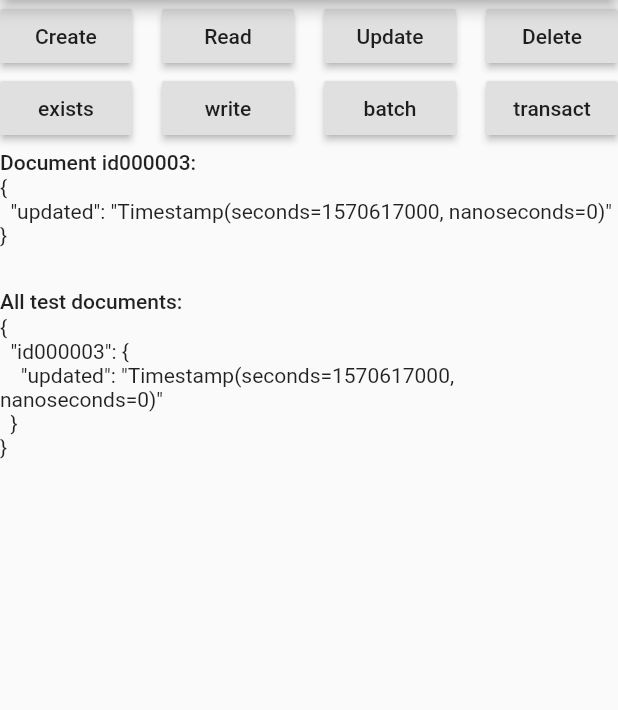
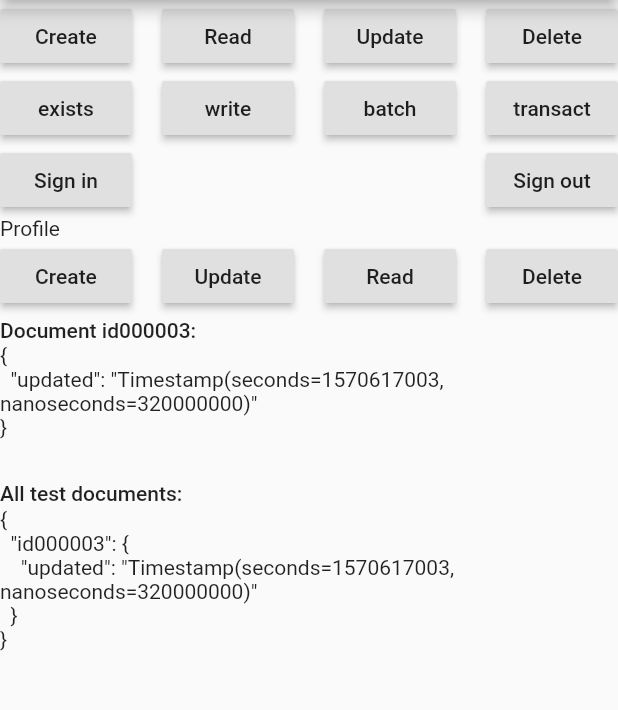
Before and after one commit to jifalops/anyfirebase, a Flutter app: the TestPage screen opened by its route, after a tap on "Create", after a tap on "Update", on a phone screen of 412 x 824 dp, the part 84-794 px from its top. Run offline on Flutter 3.47's test engine with Material 2 defaults, Android fonts, the phone set to English and light mode, and no system bars; our stand-ins replace cloud_firestore, firebase_auth, firebase_database; accounts and stored records are empty; generated files the repository leaves out were written again; statements that could not run were skipped.

Commit message:
Add profile actions to example

```diff
--- a/example/lib/main.dart
+++ b/example/lib/main.dart
@@ -2,8 +2,11 @@ import 'dart:async';
 import 'dart:convert';
 import 'package:flutter/material.dart';
 import 'package:anyfirebase/anyfirebase.dart';
+import 'package:firebase_auth/firebase_auth.dart';
 
 const appName = 'anyfirebase demo';
+
+FirebaseAuth get auth => FirebaseAuth.instance;
 
 void main() => runApp(MyApp());
 
@@ -27,7 +30,7 @@ class MyApp extends StatelessWidget {
         ),
         home: HomePage(),
         routes: {
-          'firestore': (context) =>  TestPage(FirestoreDatabase()),
+          'firestore': (context) => TestPage(FirestoreDatabase()),
           'realtime': (context) => TestPage(RealtimeDatabase()),
         });
   }
@@ -79,6 +82,7 @@ class _DatabaseTesterState extends State<DatabaseTester> {
   static const String basePath = 'tests';
   String error = '';
   String id;
+  DatabaseProfileData profileData;
 
   Data currentData;
   StreamSubscription currentDataSubscription;
@@ -200,11 +204,93 @@ class _DatabaseTesterState extends State<DatabaseTester> {
             }),
           ],
         ),
+        Row(
+          mainAxisAlignment: MainAxisAlignment.spaceBetween,
+          children: <Widget>[
+            MyButton('Sign in', () {
+              clearError();
+              auth.signInAnonymously().catchError(onError).then(showMsg);
+            }),
+            MyButton('Sign out', () {
+              clearError();
+              auth.signOut().catchError(onError).then(showMsg);
+            }),
+          ],
+        ),
+        Text('Profile'),
+        Row(
+          mainAxisAlignment: MainAxisAlignment.spaceBetween,
+          children: <Widget>[
+            MyButton('Create', () async {
+              clearError();
+              final user = await auth.currentUser();
+              if (user != null) {
+                final profile = DatabaseProfile(db, 'profiles/${user.uid}');
+                profile
+                    .create(DatabaseProfileData.fromUser(user))
+                    .catchError(onError)
+                    .then(showMsg);
+              } else {
+                showMsg('No user');
+              }
+            }),
+            MyButton('Update', () async {
+              clearError();
+              final user = await auth.currentUser();
+              if (user != null) {
+                final profile = DatabaseProfile(db, 'profiles/${user.uid}');
+                profile
+                    .updateDisplayName('John Doe')
+                    .catchError(onError)
+                    .then(showMsg);
+                profile
+                    .updatephotoUrl(
+                        'https://docs.substance3d.com/download/thumbnails/166363379/floodrandomcolor_ex2.png')
+                    .catchError(onError)
+                    .then(showMsg);
+              } else {
+                showMsg('No user');
+              }
+            }),
+            MyButton('Read', () async {
+              clearError();
+              final user = await auth.currentUser();
+              if (user != null) {
+                final profile = DatabaseProfile(db, 'profiles/${user.uid}');
+                profile.stream.first.catchError(onError).then((data) {
+                  setState(() => profileData = data);
+                  showMsg('Profile: $profile, Data: $data');
+                });
+              } else {
+                showMsg('No user');
+              }
+            }),
+            MyButton('Delete', () async {
+              clearError();
+              final user = await auth.currentUser();
+              if (user != null) {
+                final profile = DatabaseProfile(db, 'profiles/${user.uid}');
+                profile.delete().catchError(onError).then(showMsg);
+              } else {
+                showMsg('No user');
+              }
+            }),
+          ],
+        ),
         if (error.isNotEmpty)
           Container(
               child: Text(error),
               color: Colors.amber[200],
               padding: EdgeInsets.all(8)),
+        if (profileData != null)
+          Center(
+            child: Column(
+              children: <Widget>[
+                Image.network(profileData.photoUrl, height: 64, width: 64),
+                Text(profileData.displayName)
+              ],
+            ),
+          ),
         if (id != null) DataView('Document $id:', db.stream(path)),
         DataView('All test documents:', db.stream(basePath))
       ],
--- a/lib/anyfirebase.dart
+++ b/lib/anyfirebase.dart
@@ -1,3 +1,4 @@
 export 'src/database.dart';
 export 'src/firestore_database.dart';
 export 'src/realtime_database.dart';
+export 'src/database_profile.dart';
--- a/lib/src/database_profile.dart
+++ b/lib/src/database_profile.dart
@@ -28,6 +28,9 @@ class DatabaseProfile {
   Future<void> updatephotoUrl(String photoUrl) =>
       _db.update(Data(_path, {'photoUrl': photoUrl}));
 
+  @override
+  String toString() => '$runtimeType at "$_path" in a ${_db.runtimeType}';
+
   bool operator ==(o) =>
       o is DatabaseProfile && _db == o?._db && _path == o?._path;
   int get hashCode => hash2(_db, _path);
@@ -47,6 +50,9 @@ class DatabaseProfileData {
   final String displayName;
   final String photoUrl;
 
+  @override
+  String toString() => toJson().toString();
+
   bool operator ==(o) =>
       o is DatabaseProfileData &&
       displayName == o.displayName &&
```
